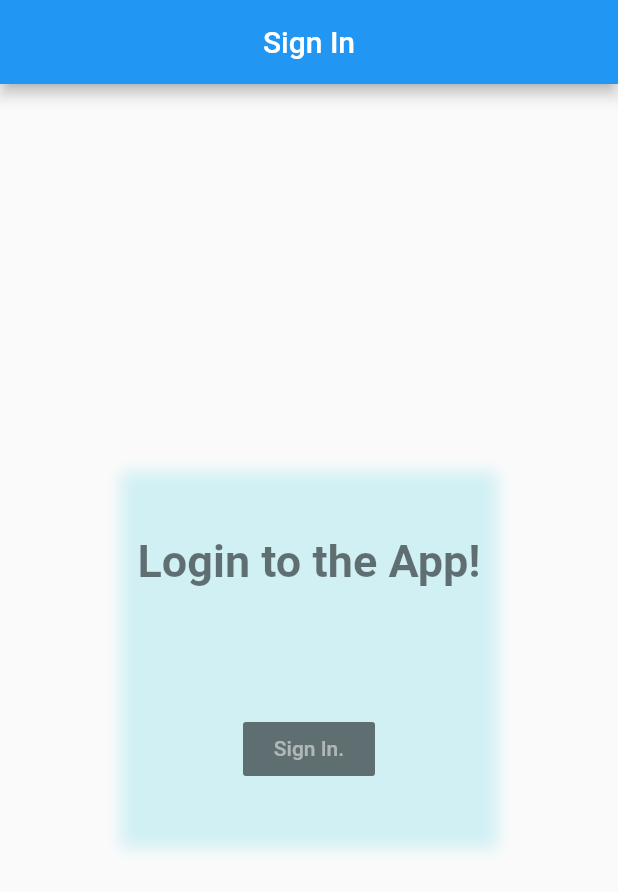
After one commit to OscarEReyes/garden_hero, a Flutter app: the screen it shows after launch, after a tap on "Sign In.", on a phone screen of 412 x 824 dp. The commit adds this screen. Shown: the top 892 px of the screen. Run offline on Flutter 3.47's test engine with Material 2 defaults, Android fonts, the phone set to English and light mode, and no system bars; our stand-ins replace cloud_firestore, firebase_auth, google_sign_in; accounts and stored records are empty.

Commit message:
LOGIN screen

```diff
--- /dev/null
+++ b/lib/api.dart
@@ -0,0 +1,36 @@
+import 'package:firebase_auth/firebase_auth.dart';
+import 'package:google_sign_in/google_sign_in.dart';
+
+import 'dart:async';
+
+class FBApi {
+  static FirebaseAuth _auth = FirebaseAuth.instance;
+  static GoogleSignIn _googleSignIn = GoogleSignIn();
+
+  FirebaseUser firebaseUser;
+
+  FBApi(FirebaseUser user) {
+    this.firebaseUser = user;
+  }
+
+  static Future<FBApi> signInWithGoogle() async {
+    final GoogleSignInAccount googleUser = await _googleSignIn.signIn();
+    final GoogleSignInAuthentication googleAuth =
+        await googleUser.authentication;
+
+    final FirebaseUser user = await _auth.signInWithGoogle(
+      accessToken: googleAuth.accessToken,
+      idToken: googleAuth.idToken,
+    );
+
+    assert(user.email != null);
+    assert(user.displayName != null);
+
+    assert(await user.getIdToken() != null);
+
+    final FirebaseUser currentUser = await _auth.currentUser();
+    assert(user.uid == currentUser.uid);
+
+    return FBApi(user);
+  }
+}
--- /dev/null
+++ b/lib/pages/login.dart
@@ -0,0 +1,173 @@
+import 'package:cloud_firestore/cloud_firestore.dart';
+import 'package:firebase_auth/firebase_auth.dart';
+import 'package:flutter/material.dart';
+import 'package:garden_hero/dashboard/screens/dashboard_rename.dart';
+import '../api.dart';
+
+import 'dart:async';
+
+import 'dart:ui' show ImageFilter;
+
+class LoginPage extends StatelessWidget {
+  Future<bool> _loginUser() async {
+    final api = await FBApi.signInWithGoogle();
+    if (api != null) {
+      return true;
+    } else {
+      return false;
+    }
+  }
+
+  @override
+  Widget build(BuildContext context) {
+    return Scaffold(
+      appBar: AppBar(
+        centerTitle: true,
+        title: Text('Sign In'),
+      ),
+      body: Center(
+        child: Stack(
+          children: <Widget>[
+            Center(
+              child: ConstrainedBox(
+                constraints: BoxConstraints.expand(
+                  width: 250.0,
+                  height: 250.0,
+                ),
+                child: Container(
+                  color: Colors.cyan[100].withOpacity(0.7),
+                ),
+              ),
+            ),
+            Center(
+              child: BackdropFilter(
+                filter: ImageFilter.blur(
+                  sigmaX: 5.0,
+                  sigmaY: 5.0,
+                ),
+                child: Container(
+                  width: 250.0,
+                  height: 250.0,
+                  color: Colors.grey[100].withOpacity(0.2),
+                  child: Column(
+                    mainAxisAlignment: MainAxisAlignment.spaceAround,
+                    children: <Widget>[
+                      Text(
+                        "Login to the App!",
+                        style: TextStyle(
+                          color: Colors.black54,
+                          fontSize: 30.0,
+                          fontWeight: FontWeight.w600,
+                        ),
+                      ),
+                      FlatButton(
+                        color: Colors.black54,
+                        onPressed: () async {
+                          bool b = await _loginUser();
+
+                          b
+                            ? await checkUser(context)
+                              .then((value) => Navigator.of(context)
+                                .push(MaterialPageRoute(builder: (context) => DashboardPage(value))
+                              )
+                            )
+                            : Scaffold.of(context).showSnackBar(
+                                SnackBar(
+                                  content: Text('Wrong Email.'),
+                                ),
+                              );
+                        },
+                        textColor: Colors.white.withOpacity(0.5),
+                        child: Text('Sign In.'),
+                      )
+                    ],
+                  ),
+                ),
+              ),
+            ),
+          ],
+        ),
+      ),
+    );
+  }
+
+  Future<FirebaseUser> checkUser(BuildContext context) async {
+    FirebaseUser currentUser = await FirebaseAuth.instance.currentUser();
+
+    final QuerySnapshot results = await Firestore.instance.collection("users")
+      .where("email", isEqualTo: currentUser.email)
+      .limit(1)
+      .getDocuments();
+    print("query done");
+
+    print(results.documents.length);
+
+    if (results.documents.length == 0 ||
+      results.documents[0].data["zipcode"] == null ||
+      results.documents[0].data["radius"] == null) {
+      await _askForUserData(context, currentUser);
+    }
+
+    return currentUser;
+
+  }
+
+  Future<Null> _askForUserData(BuildContext context, FirebaseUser user) async {
+    TextEditingController zipCodeController = TextEditingController();
+    TextEditingController ageController = TextEditingController();
+
+
+    return showDialog<Null>(
+      context: context,
+      barrierDismissible: false,
+      builder: (BuildContext context) {
+        return  AlertDialog(
+          title:  Text('Please input the following data:'),
+          content: SingleChildScrollView(
+            child: ListBody(
+              children: <Widget>[
+                TextField(
+                  decoration: InputDecoration(
+                    labelText: "Zip Code"
+                  ),
+                  keyboardType: TextInputType.number,
+                  maxLength: 5,
+                  maxLengthEnforced: true,
+                  controller: zipCodeController,
+                ),
+                TextField(
+                  decoration: InputDecoration(
+                    labelText: "Age"
+                  ),
+                  keyboardType: TextInputType.number,
+                  maxLength: 2,
+                  maxLengthEnforced: true,
+                  controller: ageController,
+                )
+              ],
+            ),
+          ),
+          actions: <Widget>[
+          FlatButton(
+              child: Text('Accept'),
+              onPressed: () {
+                if (zipCodeController.text.length == 5 && ageController.text.length == 2) {
+                  DocumentReference document = Firestore.instance.collection("users").document(user.email.hashCode.toString());
+                  document.setData(
+                    {
+                      "name" : user.displayName,
+                      "email" : user.email,
+                      "zipcode" : zipCodeController.text,
+                      "age" : ageController.text,
+                    }
+                  );
+                  Navigator.of(context).pop();
+                }
+              },
+            ),
+          ],
+        );
+      },
+    );
+  }
+}
--- a/pubspec.yaml
+++ b/pubspec.yaml
@@ -19,6 +19,10 @@ dependencies:
   # The following adds the Cupertino Icons font to your application.
   # Use with the CupertinoIcons class for iOS style icons.
   cupertino_icons: ^0.1.2
+  firebase_auth: ^0.6.2+1
+  google_sign_in: "3.0.3"
+  cloud_firestore: ^0.8.2+1
+  csv: ^4.0.0
 
 dev_dependencies:
   flutter_test:
```
Also changed, not shown: lib/dashboard/screens/dashboard_rename.dart (added, +67 -0 lines), lib/dashboard/utils/navbar_state.dart (added, +22 -0 lines), lib/dashboard/widgets/navbar.dart (added, +82 -0 lines), lib/dashboard/widgets/welcome_card.dart (added, +24 -0 lines), lib/main.dart (+10 -100 lines), 6 other files.
